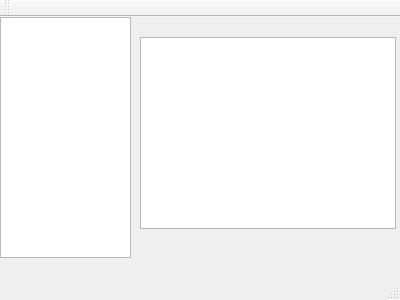
Above: mainwindow.ui from Outliwer/Pitaya before the change. Below: the same form after it.
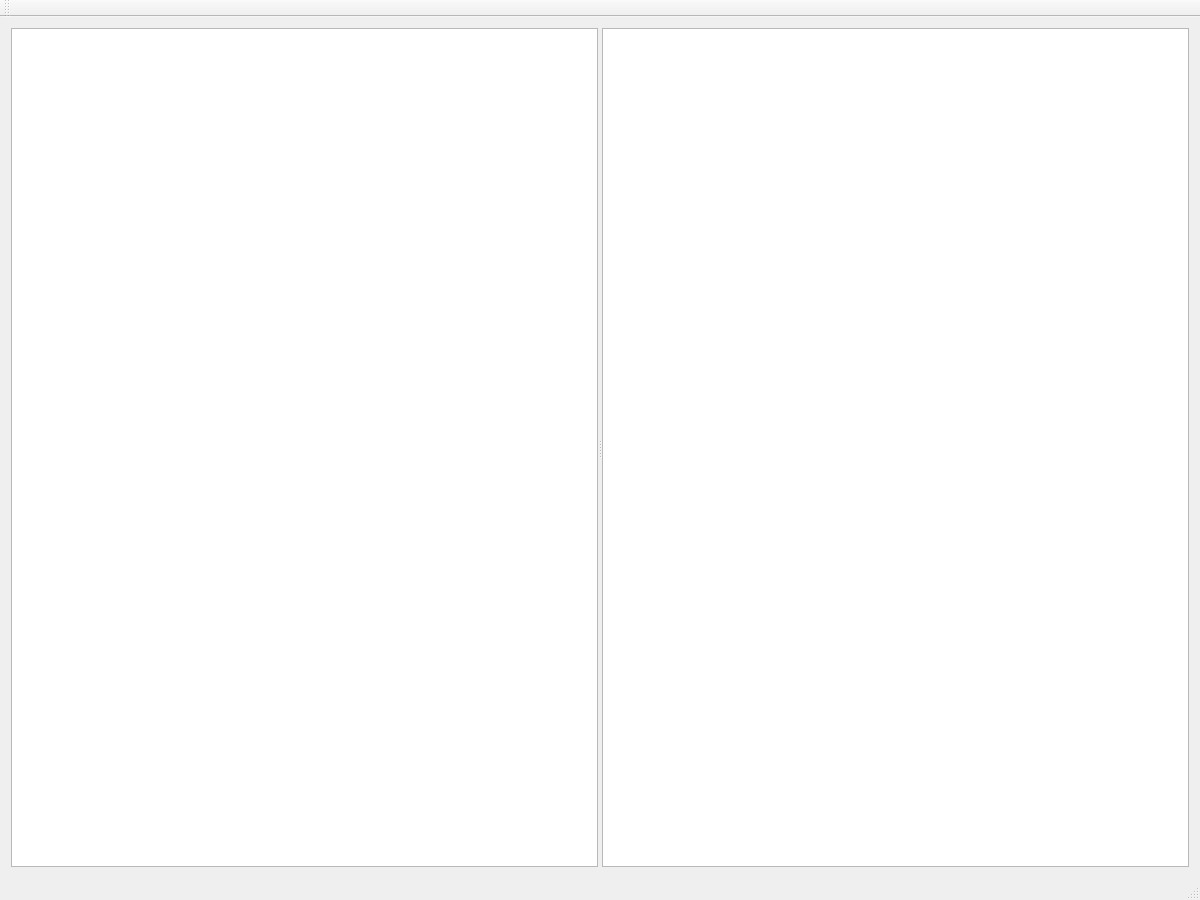
That is the form after the change.

```diff
--- a/mainwindow.ui
+++ b/mainwindow.ui
@@ -6,34 +6,25 @@
    <rect>
     <x>0</x>
     <y>0</y>
-    <width>400</width>
-    <height>300</height>
+    <width>1200</width>
+    <height>900</height>
    </rect>
   </property>
   <property name="windowTitle">
    <string>MainWindow</string>
   </property>
   <widget class="QWidget" name="centralWidget">
-   <widget class="QTreeView" name="treeView">
-    <property name="geometry">
-     <rect>
-      <x>0</x>
-      <y>0</y>
-      <width>131</width>
-      <height>241</height>
-     </rect>
-    </property>
-   </widget>
-   <widget class="QTableView" name="tableView">
-    <property name="geometry">
-     <rect>
-      <x>140</x>
-      <y>20</y>
-      <width>256</width>
-      <height>192</height>
-     </rect>
-    </property>
-   </widget>
+   <layout class="QHBoxLayout" name="horizontalLayout">
+    <item>
+     <widget class="QSplitter" name="splitter">
+      <property name="orientation">
+       <enum>Qt::Horizontal</enum>
+      </property>
+      <widget class="QTreeView" name="treeView"/>
+      <widget class="QTableView" name="tableView"/>
+     </widget>
+    </item>
+   </layout>
   </widget>
   <widget class="QMenuBar" name="menuBar">
    <property name="geometry">
```
Left out of the diff: 2 changed lines with no effect on the pictures.
